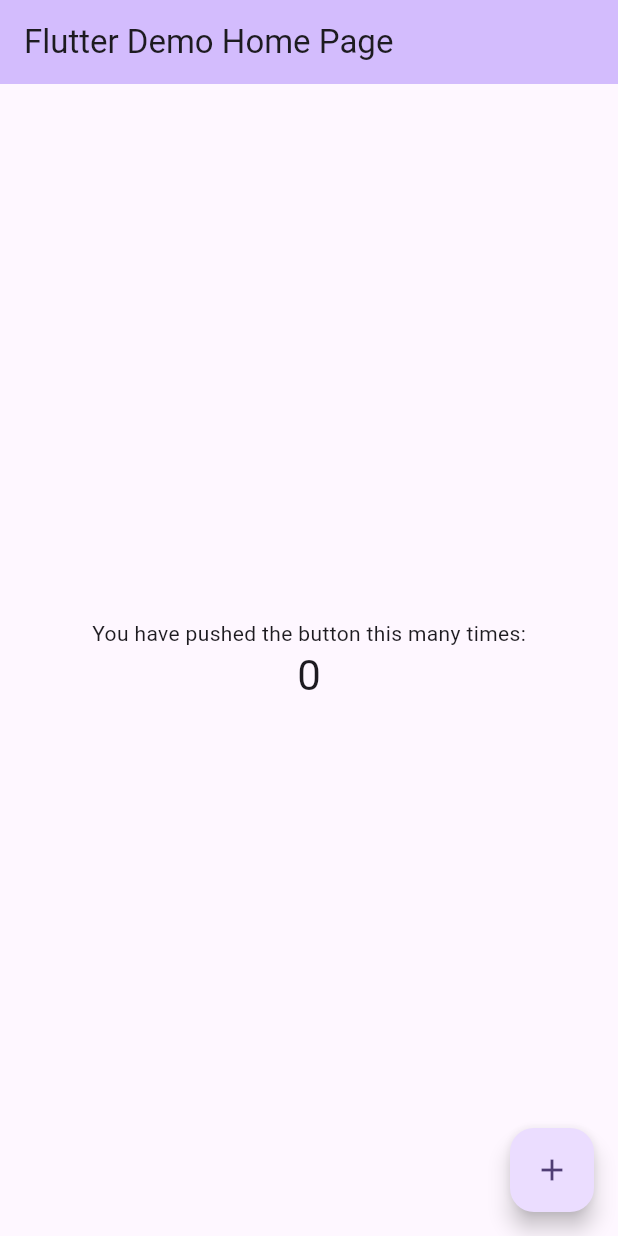
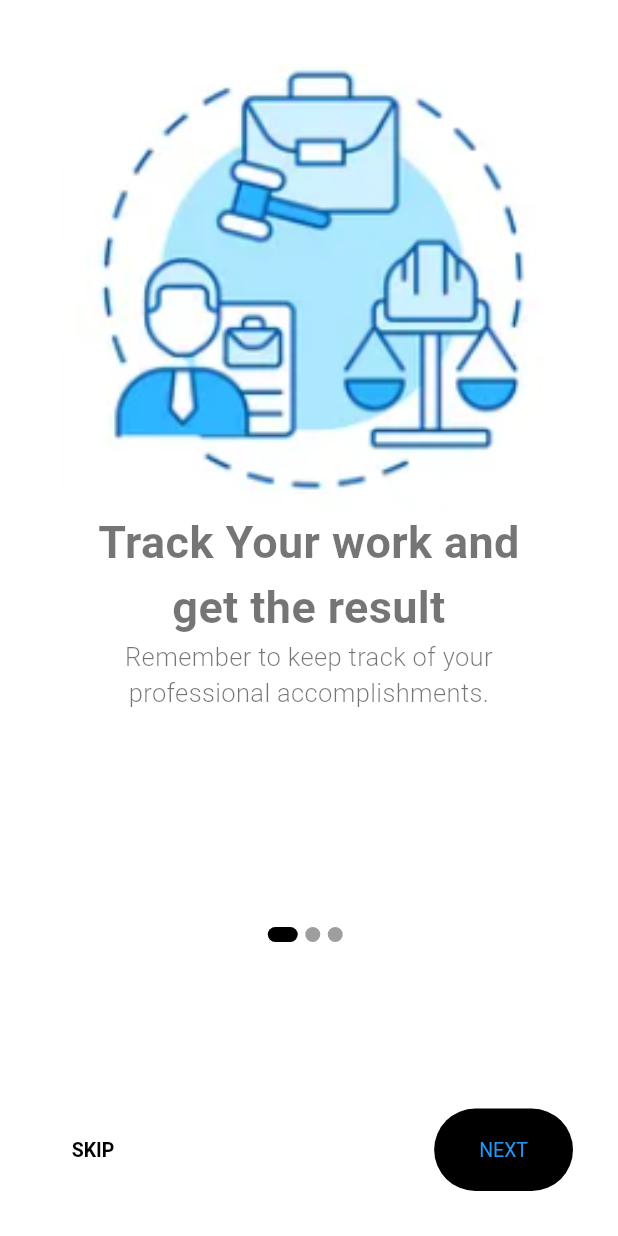
Before and after one commit to MrUzx/The-Rule-of-Law, a Flutter app: the screen it shows after launch, on a phone screen of 412 x 824 dp. Run offline on Flutter 3.47's test engine with Material 3 defaults, Android fonts, the light colour scheme and no system bars; Roboto replaces fonts that are missing (Mulish); statements that could not run were skipped.

Commit message:
The Rule of Low

```diff
--- /dev/null
+++ b/lib/core/themes/dark_theme.dart
@@ -0,0 +1,34 @@
+import 'package:flutter/material.dart';
+
+ThemeData darkmode = ThemeData(
+  colorScheme: ColorScheme.dark(
+    primary: Colors.blueGrey[900]!, // Qorong'u rang
+    secondary: Colors.deepOrange, // Kuchli rang
+    background: Colors.black87, // Qorong'u fon
+    surface: Colors.grey[850]!, // Qorong'u kulrang
+    onPrimary: Colors.white, // Oq rang
+    onSecondary: Colors.white, // Oq rang
+    onBackground: Colors.white, // Oq rang
+    onSurface: Colors.white, // Oq rang
+    error: Colors.red, // Qizil rang
+    onError: Colors.white, // Oq rang
+  ),
+  scaffoldBackgroundColor: Colors.black87,
+  appBarTheme: AppBarTheme(
+    color: Colors.blueGrey[900],
+  ),
+  buttonTheme: ButtonThemeData(
+    buttonColor: Colors.deepOrange,
+  ),
+  elevatedButtonTheme: ElevatedButtonThemeData(
+    style: ElevatedButton.styleFrom(
+      backgroundColor: Colors.deepOrange,
+    ),
+  ),
+  textTheme: const TextTheme(
+    bodyLarge: TextStyle(color: Colors.white, fontSize: 16.0),
+    bodyMedium: TextStyle(color: Colors.white70, fontSize: 14.0),
+    displayLarge: TextStyle(color: Colors.white, fontSize: 32.0, fontWeight: FontWeight.bold),
+    displayMedium: TextStyle(color: Colors.white70, fontSize: 24.0, fontWeight: FontWeight.w600),
+  ),
+);
--- /dev/null
+++ b/lib/core/themes/light_theme.dart
@@ -0,0 +1,34 @@
+import 'package:flutter/material.dart';
+
+ThemeData lightmode = ThemeData(
+  colorScheme: ColorScheme.light(
+    primary: Colors.blue, // Yorqin rang
+    secondary: Colors.teal, // O'rta rang
+    background: Colors.white, // Yengil rang
+    surface: Colors.grey[200]!, // Juda och rang
+    onPrimary: Colors.black, // Qora rang
+    onSecondary: Colors.black, // Qora rang
+    onBackground: Colors.black, // Qora rang
+    onSurface: Colors.black, // Qora rang
+    error: Colors.red, // Qizil rang
+    onError: Colors.white, // Oq rang
+  ),
+  scaffoldBackgroundColor: Colors.white,
+  appBarTheme: const AppBarTheme(
+    color: Colors.blue,
+  ),
+  buttonTheme: const ButtonThemeData(
+    buttonColor: Colors.teal,
+  ),
+  elevatedButtonTheme: ElevatedButtonThemeData(
+    style: ElevatedButton.styleFrom(
+      backgroundColor: Colors.teal,
+    ),
+  ),
+  textTheme: const TextTheme(
+    bodyLarge: TextStyle(color: Colors.black, fontSize: 16.0),
+    bodyMedium: TextStyle(color: Colors.black54, fontSize: 14.0),
+    displayLarge: TextStyle(color: Colors.black, fontSize: 32.0, fontWeight: FontWeight.bold),
+    displayMedium: TextStyle(color: Colors.black54, fontSize: 24.0, fontWeight: FontWeight.w600),
+  ),
+);
--- a/lib/main.dart
+++ b/lib/main.dart
@@ -1,125 +1,24 @@
 import 'package:flutter/material.dart';
+import 'package:provider/provider.dart';
+import 'package:therule_oflaw/core/router/app_router.dart';
+import 'package:therule_oflaw/provider/providers.dart';
+import 'package:therule_oflaw/provider/theme_rpovider.dart';
+import 'package:therule_oflaw/view/onboarding/onboarding_page.dart';
 
 void main() {
-  runApp(const MyApp());
+  runApp(
+    multiProvider(MyApp()),
+  );
 }
 
 class MyApp extends StatelessWidget {
-  const MyApp({super.key});
-
-  // This widget is the root of your application.
   @override
   Widget build(BuildContext context) {
     return MaterialApp(
-      title: 'Flutter Demo',
-      theme: ThemeData(
-        // This is the theme of your application.
-        //
-        // TRY THIS: Try running your application with "flutter run". You'll see
-        // the application has a purple toolbar. Then, without quitting the app,
-        // try changing the seedColor in the colorScheme below to Colors.green
-        // and then invoke "hot reload" (save your changes or press the "hot
-        // reload" button in a Flutter-supported IDE, or press "r" if you used
-        // the command line to start the app).
-        //
-        // Notice that the counter didn't reset back to zero; the application
-        // state is not lost during the reload. To reset the state, use hot
-        // restart instead.
-        //
-        // This works for code too, not just values: Most code changes can be
-        // tested with just a hot reload.
-        colorScheme: ColorScheme.fromSeed(seedColor: Colors.deepPurple),
-        useMaterial3: true,
-      ),
-      home: const MyHomePage(title: 'Flutter Demo Home Page'),
+      theme: Provider.of<ThemeProvider>(context).themeData,
+      home: OnboardingPage(),
+      initialRoute: AppRouter.onboardingRoute,
+      onGenerateRoute: AppRouter.generateRoute,
     );
   }
 }
-
-class MyHomePage extends StatefulWidget {
-  const MyHomePage({super.key, required this.title});
-
-  // This widget is the home page of your application. It is stateful, meaning
-  // that it has a State object (defined below) that contains fields that affect
-  // how it looks.
-
-  // This class is the configuration for the state. It holds the values (in this
-  // case the title) provided by the parent (in this case the App widget) and
-  // used by the build method of the State. Fields in a Widget subclass are
-  // always marked "final".
-
-  final String title;
-
-  @override
-  State<MyHomePage> createState() => _MyHomePageState();
-}
-
-class _MyHomePageState extends State<MyHomePage> {
-  int _counter = 0;
-
-  void _incrementCounter() {
-    setState(() {
-      // This call to setState tells the Flutter framework that something has
-      // changed in this State, which causes it to rerun the build method below
-      // so that the display can reflect the updated values. If we changed
-      // _counter without calling setState(), then the build method would not be
-      // called again, and so nothing would appear to happen.
-      _counter++;
-    });
-  }
-
-  @override
-  Widget build(BuildContext context) {
-    // This method is rerun every time setState is called, for instance as done
-    // by the _incrementCounter method above.
-    //
-    // The Flutter framework has been optimized to make rerunning build methods
-    // fast, so that you can just rebuild anything that needs updating rather
-    // than having to individually change instances of widgets.
-    return Scaffold(
-      appBar: AppBar(
-        // TRY THIS: Try changing the color here to a specific color (to
-        // Colors.amber, perhaps?) and trigger a hot reload to see the AppBar
-        // change color while the other colors stay the same.
-        backgroundColor: Theme.of(context).colorScheme.inversePrimary,
-        // Here we take the value from the MyHomePage object that was created by
-        // the App.build method, and use it to set our appbar title.
-        title: Text(widget.title),
-      ),
-      body: Center(
-        // Center is a layout widget. It takes a single child and positions it
-        // in the middle of the parent.
-        child: Column(
-          // Column is also a layout widget. It takes a list of children and
-          // arranges them vertically. By default, it sizes itself to fit its
-          // children horizontally, and tries to be as tall as its parent.
-          //
-          // Column has various properties to control how it sizes itself and
-          // how it positions its children. Here we use mainAxisAlignment to
-          // center the children vertically; the main axis here is the vertical
-          // axis because Columns are vertical (the cross axis would be
-          // horizontal).
-          //
-          // TRY THIS: Invoke "debug painting" (choose the "Toggle Debug Paint"
-          // action in the IDE, or press "p" in the console), to see the
-          // wireframe for each widget.
-          mainAxisAlignment: MainAxisAlignment.center,
-          children: <Widget>[
-            const Text(
-              'You have pushed the button this many times:',
-            ),
-            Text(
-              '$_counter',
-              style: Theme.of(context).textTheme.headlineMedium,
-            ),
-          ],
-        ),
-      ),
-      floatingActionButton: FloatingActionButton(
-        onPressed: _incrementCounter,
-        tooltip: 'Increment',
-        child: const Icon(Icons.add),
-      ), // This trailing comma makes auto-formatting nicer for build methods.
-    );
-  }
-}
--- a/lib/model/onboarding_model.dart
+++ b/lib/model/onboarding_model.dart
@@ -13,18 +13,18 @@ class OnboardingContents {
 List<OnboardingContents> contents = [
   OnboardingContents(
     title: "Track Your work and get the result",
-    image: "assets/images/image1.png",
+    image: "assets/onboarding_image/image1.png",
     desc: "Remember to keep track of your professional accomplishments.",
   ),
   OnboardingContents(
     title: "Stay organized with team",
-    image: "assets/images/image2.png",
+    image: "assets/onboarding_image/image2.png",
     desc:
     "But understanding the contributions our colleagues make to our teams and companies.",
   ),
   OnboardingContents(
     title: "Get notified when work happens",
-    image: "assets/images/image3.png",
+    image: "assets/onboarding_image/image2.png",
     desc:
     "Take control of notifications, collaborate live or on your own time.",
   ),
--- /dev/null
+++ b/lib/provider/providers.dart
@@ -0,0 +1,16 @@
+import 'package:flutter/cupertino.dart';
+import 'package:provider/provider.dart';
+import 'package:therule_oflaw/provider/theme_rpovider.dart';
+import 'package:therule_oflaw/view_model/onboarding_viewmodel.dart';
+import 'package:therule_oflaw/view_model/splash_viewmodel.dart';
+
+MultiProvider multiProvider(var child) {
+  return MultiProvider(
+    providers: [
+      ChangeNotifierProvider(create: (_) => OnboardingViewModel()),
+      ChangeNotifierProvider(create: (_) => SplashViewmodel()),
+      ChangeNotifierProvider(create: (_) => ThemeProvider()),
+    ],
+    child: child,
+  );
+}
--- /dev/null
+++ b/lib/provider/theme_rpovider.dart
@@ -0,0 +1,27 @@
+import 'package:flutter/cupertino.dart';
+import 'package:flutter/material.dart';
+import 'package:therule_oflaw/core/themes/dark_theme.dart';
+import 'package:therule_oflaw/core/themes/light_theme.dart';
+
+class ThemeProvider extends ChangeNotifier {
+  ThemeData _themeData = lightmode;
+  bool type_theme = false;
+
+  ThemeData get themeData => _themeData;
+
+  set themeData(ThemeData themeData) {
+    _themeData = themeData;
+    notifyListeners();
+  }
+
+  void toggletheme() {
+    if (_themeData == lightmode) {
+      _themeData = darkmode;
+      type_theme = true;
+    } else {
+      _themeData = lightmode;
+      type_theme = false;
+    }
+    notifyListeners();
+  }
+}
--- /dev/null
+++ b/lib/utils/size.dart
@@ -0,0 +1,17 @@
+import 'package:flutter/material.dart';
+
+class SizeConfig {
+  static MediaQueryData? _mediaQueryData;
+  static double? screenW;
+  static double? screenH;
+  static double? blockH;
+  static double? blockV;
+
+  void init(BuildContext context) {
+    _mediaQueryData = MediaQuery.of(context);
+    screenW = _mediaQueryData!.size.width;
+    screenH = _mediaQueryData!.size.height;
+    blockH = screenW! / 100;
+    blockV = screenH! / 100;
+  }
+}
--- /dev/null
+++ b/lib/view/home/home_page.dart
@@ -0,0 +1,18 @@
+// lib/views/home_page.dart
+import 'package:flutter/material.dart';
+
+class HomePage extends StatelessWidget {
+  const HomePage({Key? key}) : super(key: key);
+
+  @override
+  Widget build(BuildContext context) {
+    return Scaffold(
+      appBar: AppBar(
+        title: const Text('Home Page'),
+      ),
+      body: Center(
+        child: const Text('Welcome to the Home Page!'),
+      ),
+    );
+  }
+}
--- /dev/null
+++ b/lib/view/onboarding/onboarding_page.dart
@@ -0,0 +1,173 @@
+import 'package:flutter/material.dart';
+import 'package:provider/provider.dart';
+import 'package:therule_oflaw/model/onboarding_model.dart';
+import 'package:therule_oflaw/utils/size.dart';
+import 'package:therule_oflaw/view_model/onboarding_viewmodel.dart';
+
+class OnboardingPage extends StatelessWidget {
+  const OnboardingPage({Key? key}) : super(key: key);
+
+  @override
+  Widget build(BuildContext context) {
+    SizeConfig().init(context);
+    double width = SizeConfig.screenW!;
+    double height = SizeConfig.screenH!;
+
+    return Scaffold(
+      backgroundColor: Colors.white,
+      body: SafeArea(
+        child: Column(
+          children: [
+            Expanded(
+              flex: 3,
+              child: PageView.builder(
+                physics: const BouncingScrollPhysics(),
+                controller: context.watch<OnboardingViewModel>().controller,
+                onPageChanged: (value) => context.read<OnboardingViewModel>().onPageChanged(value),
+                itemCount: contents.length,
+                itemBuilder: (context, i) {
+                  return Padding(
+                    padding: const EdgeInsets.all(40.0),
+                    child: Column(
+                      children: [
+                        Image.asset(
+                          contents[i].image,
+                          height: 300,
+                          width: 400,
+                          fit: BoxFit.cover, // BoxFit.contain, BoxFit.fill va h.k.
+                        ),
+
+                        Text(
+                          contents[i].title,
+                          textAlign: TextAlign.center,
+                          style: TextStyle(
+                            fontFamily: "Mulish",
+                            fontWeight: FontWeight.w600,
+                            fontSize: (width <= 550) ? 30 : 35,
+                          ),
+                        ),
+                        Text(
+                          contents[i].desc,
+                          style: TextStyle(
+                            fontFamily: "Mulish",
+                            fontWeight: FontWeight.w300,
+                            fontSize: (width <= 550) ? 17 : 25,
+                          ),
+                          textAlign: TextAlign.center,
+                        )
+                      ],
+                    ),
+                  );
+                },
+              ),
+            ),
+            Expanded(
+              flex: 1,
+              child: Column(
+                mainAxisAlignment: MainAxisAlignment.spaceBetween,
+                children: [
+                  Row(
+                    mainAxisAlignment: MainAxisAlignment.center,
+                    children: List.generate(
+                      contents.length,
+                          (int index) => _buildDots(
+                        context: context,
+                        index: index,
+                      ),
+                    ),
+                  ),
+                  context.watch<OnboardingViewModel>().currentPage + 1 == contents.length
+                      ? Padding(
+                    padding: const EdgeInsets.all(30),
+                    child: ElevatedButton(
+                      onPressed: () {
+                        context.read<OnboardingViewModel>().start(context);
+                      },
+                      child: const Text("START"),
+                      style: ElevatedButton.styleFrom(
+                        backgroundColor: Colors.black,
+                        shape: RoundedRectangleBorder(
+                          borderRadius: BorderRadius.circular(50),
+                        ),
+                        padding: (width <= 550)
+                            ? const EdgeInsets.symmetric(
+                            horizontal: 100, vertical: 20)
+                            : EdgeInsets.symmetric(
+                            horizontal: width * 0.2, vertical: 25),
+                        textStyle:
+                        TextStyle(fontSize: (width <= 550) ? 13 : 17),
+                      ),
+                    ),
+                  )
+                      : Padding(
+                    padding: const EdgeInsets.all(30),
+                    child: Row(
+                      mainAxisAlignment: MainAxisAlignment.spaceBetween,
+                      children: [
+                        TextButton(
+                          onPressed: () {
+                            context.read<OnboardingViewModel>().jumpToPage(2);
+                          },
+                          child: const Text(
+                            "SKIP",
+                            style: TextStyle(color: Colors.black),
+                          ),
+                          style: TextButton.styleFrom(
+                            elevation: 0,
+                            textStyle: TextStyle(
+                              fontWeight: FontWeight.w600,
+                              fontSize: (width <= 550) ? 13 : 17,
+                            ),
+                          ),
+                        ),
+                        ElevatedButton(
+                          onPressed: () {
+                            context.read<OnboardingViewModel>().nextPage();
+                          },
+                          child: const Text("NEXT"),
+                          style: ElevatedButton.styleFrom(
+                            backgroundColor: Colors.black,
+                            shape: RoundedRectangleBorder(
+                              borderRadius: BorderRadius.circular(50),
+                            ),
+                            elevation: 0,
+                            padding: (width <= 550)
+                                ? const EdgeInsets.symmetric(
+                                horizontal: 30, vertical: 20)
+                                : const EdgeInsets.symmetric(
+                                horizontal: 30, vertical: 25),
+                            textStyle: TextStyle(
+                                fontSize: (width <= 550) ? 13 : 17),
+                          ),
+                        ),
+                      ],
+                    ),
+                  )
+                ],
+              ),
+            ),
+          ],
+        ),
+      ),
+    );
+  }
+
+  AnimatedContainer _buildDots({
+    required BuildContext context,
+    int? index,
+  }) {
+    return AnimatedContainer(
+      duration: const Duration(milliseconds: 200),
+      decoration: BoxDecoration(
+        borderRadius: const BorderRadius.all(
+          Radius.circular(50),
+        ),
+        color: context.watch<OnboardingViewModel>().currentPage == index ? Colors.black : Colors.grey,
+      ),
+      margin: const EdgeInsets.only(right: 5),
+      height: 10,
+      curve: Curves.easeIn,
+      width: context.watch<OnboardingViewModel>().currentPage == index ? 20 : 10,
+    );
+  }
+}
--- /dev/null
+++ b/lib/view_model/onboarding_viewmodel.dart
@@ -0,0 +1,32 @@
+import 'package:flutter/material.dart';
+import 'package:therule_oflaw/core/router/app_router.dart';
+import 'package:therule_oflaw/view/home/home_page.dart';
+
+class OnboardingViewModel extends ChangeNotifier {
+  PageController _controller = PageController();
+  int _currentPage = 0;
+
+  PageController get controller => _controller;
+
+  int get currentPage => _currentPage;
+
+  void onPageChanged(int index) {
+    _currentPage = index;
+    notifyListeners();
+  }
+
+  void jumpToPage(int page) {
+    _controller.jumpToPage(page);
+  }
+
+  void nextPage() {
+    _controller.nextPage(
+      duration: const Duration(milliseconds: 200),
+      curve: Curves.easeIn,
+    );
+  }
+
+  void start(BuildContext context) {
+    Navigator.pushReplacementNamed(context, AppRouter.splashRoute);
+  }
+}
--- a/pubspec.yaml
+++ b/pubspec.yaml
@@ -35,6 +35,7 @@ dependencies:
   # The following adds the Cupertino Icons font to your application.
   # Use with the CupertinoIcons class for iOS style icons.
   cupertino_icons: ^1.0.6
+  provider: ^6.1.2
 
 dev_dependencies:
   flutter_test:
@@ -59,8 +60,8 @@ flutter:
   uses-material-design: true
 
   # To add assets to your application, add an assets section, like this:
-  # assets:
-  #   - images/a_dot_burr.jpeg
+  assets:
+     - assets/onboarding_image/
   #   - images/a_dot_ham.jpeg
 
   # An image asset can refer to one or more resolution-specific "variants", see
```
Also changed, not shown: assets/onboarding_image/image1.png (added), assets/onboarding_image/image2.png (added), assets/onboarding_image/image3.png (added), pubspec.lock, 1 other file.
